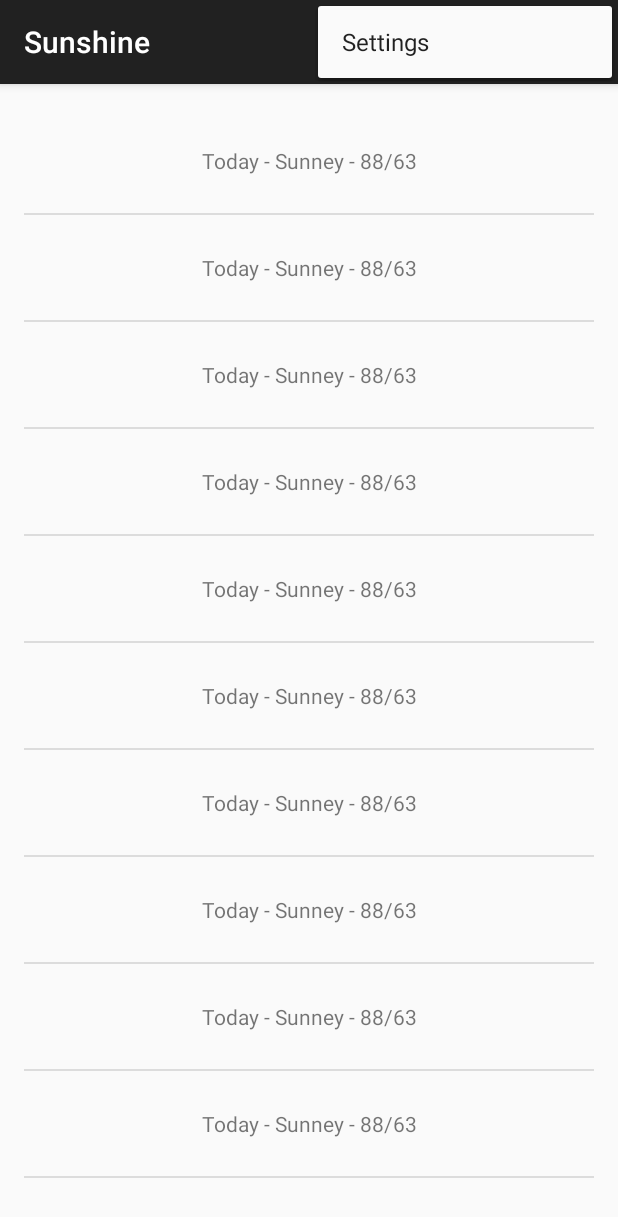
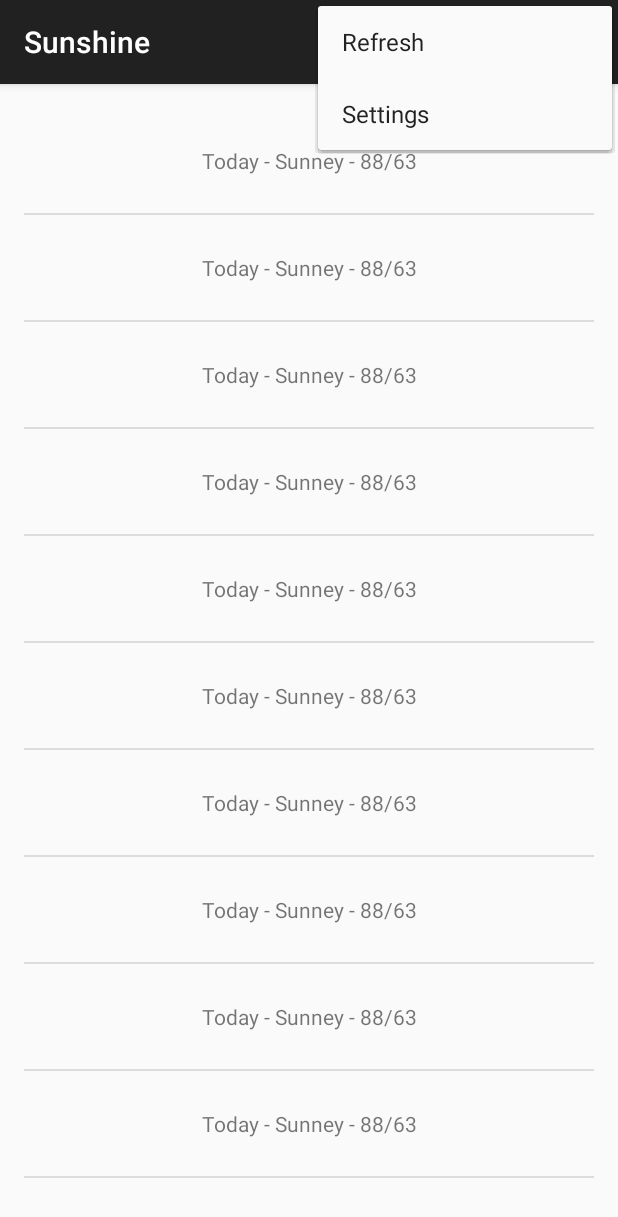
Before and after one commit to ValdiJr/Sun, an Android app: the screen it shows after launch (MainActivity), with the options menu open, on a phone screen of 412 x 824 dp. Shown: the top 1217 px of the screen. Run offline under Robolectric (Android 15) with nearby library versions, the phone set to English and light mode, and no system bars.

Commit message:
Adiciona Logs, AsyncTask and Menu Option

```diff
--- a/app/src/main/java/com/example/defensor/sunshine/MainActivity.java
+++ b/app/src/main/java/com/example/defensor/sunshine/MainActivity.java
@@ -1,18 +1,24 @@
 package com.example.defensor.sunshine;
 
+import android.os.AsyncTask;
 import android.support.v7.app.ActionBarActivity;
-import android.support.v7.app.ActionBar;
 import android.support.v4.app.Fragment;
 import android.os.Bundle;
+import android.util.Log;
 import android.view.LayoutInflater;
 import android.view.Menu;
 import android.view.MenuItem;
 import android.view.View;
 import android.view.ViewGroup;
-import android.os.Build;
 import android.widget.ArrayAdapter;
 import android.widget.ListView;
 
+import java.io.BufferedReader;
+import java.io.IOException;
+import java.io.InputStream;
+import java.io.InputStreamReader;
+import java.net.HttpURLConnection;
+import java.net.URL;
 import java.util.ArrayList;
 import java.util.Arrays;
 import java.util.List;
@@ -20,13 +26,16 @@ import java.util.List;
 
 public class MainActivity extends ActionBarActivity {
 
+
+
+
     @Override
     protected void onCreate(Bundle savedInstanceState) {
         super.onCreate(savedInstanceState);
         setContentView(R.layout.activity_main);
         if (savedInstanceState == null) {
             getSupportFragmentManager().beginTransaction()
-                    .add(R.id.container, new PlaceholderFragment())
+                    .add(R.id.container, new ForecastFragment())
                     .commit();
         }
     }
@@ -57,31 +66,8 @@ public class MainActivity extends ActionBarActivity {
     /**
      * A placeholder fragment containing a simple view.
      */
-    public static class PlaceholderFragment extends Fragment {
 
-        public PlaceholderFragment() {
-        }
 
-        @Override
-        public View onCreateView(LayoutInflater inflater, ViewGroup container,
-                                 Bundle savedInstanceState) {
-            View rootView = inflater.inflate(R.layout.fragment_main, container, false);
-            //Cria uma String com previsões para preencher a lista
-            String[] previewArray = {"Today - Sunney - 88/63", "Today - Sunney - 88/63"
-                    , "Today - Sunney - 88/63","Today - Sunney - 88/63","Today - Sunney - 88/63"
-                    ,"Today - Sunney - 88/63","Today - Sunney - 88/63", "Today - Sunney - 88/63"
-                    ,"Today - Sunney - 88/63","Today - Sunney - 88/63"};
-            //Cria uma lista a partir do Array de String
-            List<String> previewList = new ArrayList<String>(Arrays.asList(previewArray));
-            //Define o ArrayAdapter com um Contexto, Um layout com uma lista, Uma View a ser listada, e a Lista para preencher
-            ArrayAdapter<String> previewArrayAdapter = new ArrayAdapter<String>(getActivity(),R.layout.list_item_forecast,
-                    R.id.list_item_forecast_textview,previewList);
-            //Cria a View de Lista com a Lista contida no layout
-            ListView listView = (ListView) rootView.findViewById(R.id.list_item_forecast);
-            //Preenche a Lista com o ArrayAdapter formado antes
-            listView.setAdapter(previewArrayAdapter);
 
-            return rootView;
-        }
-    }
+
 }
--- /dev/null
+++ b/app/src/main/res/menu/forecastfragment.xml
@@ -0,0 +1,7 @@
+<?xml version="1.0" encoding="utf-8"?>
+<menu xmlns:android="http://schemas.android.com/apk/res/android">
+    <item android:id="@+id/action_refresh"
+        android:title="Refresh"
+        />
+
+</menu>
```
Also changed, not shown: app/src/main/java/com/example/defensor/sunshine/ForecastFragment.java (added, +167 -0 lines).
